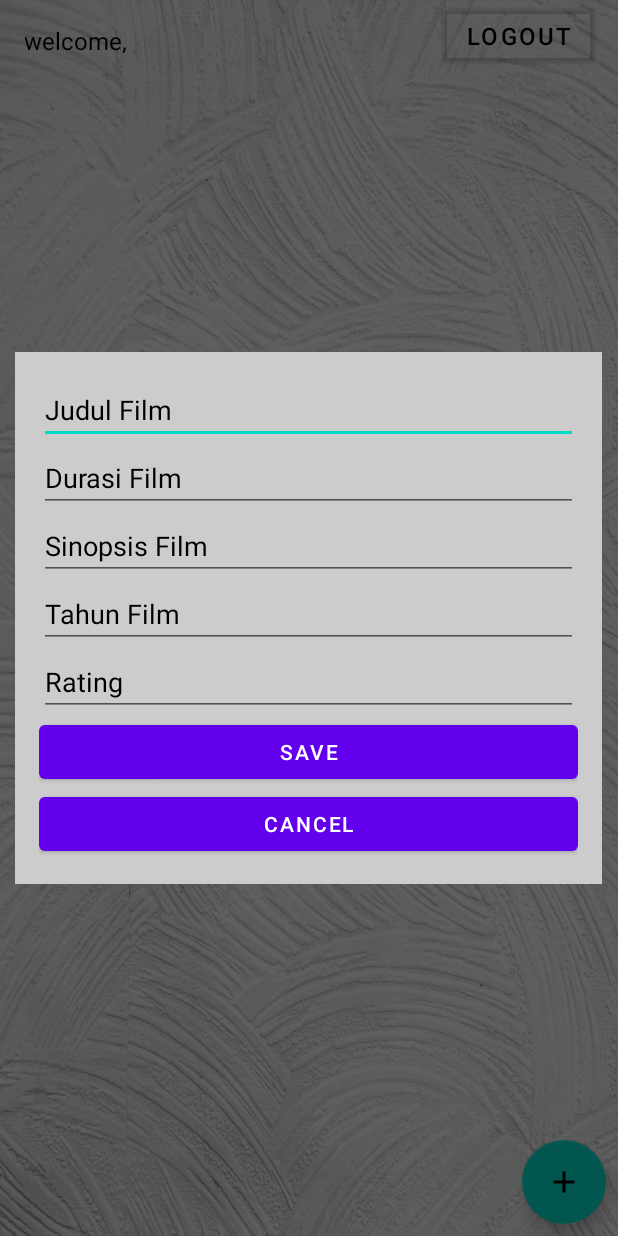
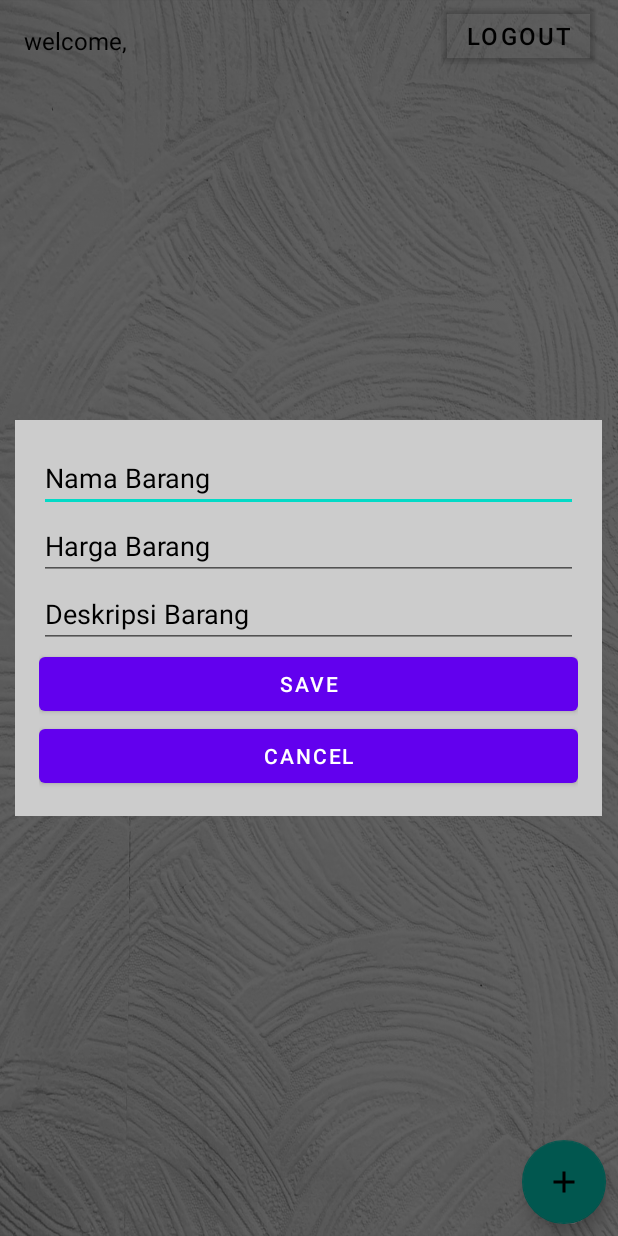
Before and after one commit to Farhan160200/MoviesChallenge4, an Android app: the HomeFragment screen opened through its navigation route, after a tap on an icon or button, on a phone screen of 412 x 824 dp. Run offline under Robolectric (Android 15) with nearby library versions, the phone set to English and light mode, and no system bars; our stand-ins replace Room's generated code.

Commit message:
final system new branch

```diff
--- a/app/src/main/java/com/farhanfarkaann/movieschallenge4/fragment/LoginFragment.kt
+++ b/app/src/main/java/com/farhanfarkaann/movieschallenge4/fragment/LoginFragment.kt
@@ -70,11 +70,6 @@ class LoginFragment : Fragment() {
                     pass2 != password -> {
                         binding.tfPassword.error = "Password  yang anda masukan salah."
                     }
-//                email.isEmpty() -> {
-//                Toast.makeText(context, "Harap Masukan Email", Toast.LENGTH_SHORT).show()
-//                } password.isEmpty() ->{
-//                Toast.makeText(context, "Harap Masukan Password", Toast.LENGTH_SHORT).show()
-//                }
                     else -> {
                         Toast.makeText(context, "Selamat Datang $username", Toast.LENGTH_SHORT)
                             .show()
--- a/app/src/main/java/com/farhanfarkaann/movieschallenge4/fragment/RegistFragment.kt
+++ b/app/src/main/java/com/farhanfarkaann/movieschallenge4/fragment/RegistFragment.kt
@@ -68,9 +68,6 @@ class RegistFragment : Fragment() {
                     editor.putString(CONFPASSWORD, confPassword)
                     editor.apply()
                     Toast.makeText(context, "Data Saved", Toast.LENGTH_SHORT).show()
-
-//                    val intentHomePage = Intent(this,MainActivity::class.java)
-//                    startActivity(intentHomePage)
                     findNavController().navigate(R.id.action_registFragment2_to_loginFragment)
 
                 }
--- a/app/src/main/java/com/farhanfarkaann/movieschallenge4/movies/MoviesAdapter.kt
+++ b/app/src/main/java/com/farhanfarkaann/movieschallenge4/hargapasar/HargaPasarAdapter.kt
@@ -1,17 +1,15 @@
-package com.farhanfarkaann.movieschallenge4.movies
+package com.farhanfarkaann.movieschallenge4.hargapasar
 
-import android.content.Intent
 import android.view.LayoutInflater
 import android.view.ViewGroup
 import androidx.recyclerview.widget.RecyclerView
 import com.farhanfarkaann.movieschallenge4.databinding.ActivityRecyclerBinding
-import com.farhanfarkaann.movieschallenge4.fragment.HomeFragment
 
-class MoviesAdapter(
-    private val listMovies: List<MoviesData>,
-    private val update: (MoviesData) -> Unit,
-    private val delete: (MoviesData) -> Unit
-) : RecyclerView.Adapter<MoviesAdapter.ViewHolder>() {
+class HargaPasarAdapter(
+    private val listMovies: List<HargaPasarData>,
+    private val update: (HargaPasarData) -> Unit,
+    private val delete: (HargaPasarData) -> Unit
+) : RecyclerView.Adapter<HargaPasarAdapter.ViewHolder>() {
     class ViewHolder(val itemViewBinding: ActivityRecyclerBinding) : RecyclerView.ViewHolder(itemViewBinding.root)
 
     override fun onCreateViewHolder(parent: ViewGroup, viewType: Int): ViewHolder {
@@ -26,11 +24,11 @@ class MoviesAdapter(
 
     override fun onBindViewHolder(holder: ViewHolder, position: Int) {
         holder.itemViewBinding.apply {
-            tvJudul.text = listMovies[position].judul
-            tvDurasi.text = listMovies[position].durasi.toString() + " Menit"
-            tvSinopsis.text = listMovies[position].sinopsis
-            tvTahun.text = listMovies[position].tahun.toString()
-            tvRating.text = listMovies[position].rating.toString() + " IMDb"
+            tvJudul.text = listMovies[position].nama
+            tvDurasi.text = "Rp " + listMovies[position].harga.toString()
+            tvSinopsis.text = listMovies[position].deskripsi
+//            tvTahun.text = listMovies[position].tahun.toString()
+//            tvRating.text = listMovies[position].rating.toString() + " IMDb"
 
 
             ivEdit.setOnClickListener {
--- /dev/null
+++ b/app/src/main/java/com/farhanfarkaann/movieschallenge4/room/HargaPasarDao.kt
@@ -0,0 +1,19 @@
+package com.farhanfarkaann.movieschallenge4.room
+
+import androidx.room.*
+import com.farhanfarkaann.movieschallenge4.hargapasar.HargaPasarData
+
+@Dao
+interface HargaPasarDao {
+    @Query("SELECT * FROM HargaPasarData")
+    fun getAllStudent(): List<HargaPasarData>
+
+    @Insert(onConflict = OnConflictStrategy.REPLACE)
+    fun insertStudent(hargaPasarData: HargaPasarData):Long
+
+    @Update
+    fun updateStudent(hargaPasarData: HargaPasarData):Int
+
+    @Delete
+    fun deleteStudent(hargaPasarData: HargaPasarData):Int
+}
--- /dev/null
+++ b/app/src/main/java/com/farhanfarkaann/movieschallenge4/room/HargaPasarDatabase.kt
@@ -0,0 +1,31 @@
+package com.farhanfarkaann.movieschallenge4.room
+
+import android.content.Context
+import androidx.room.Database
+import androidx.room.Room
+import androidx.room.RoomDatabase
+import com.farhanfarkaann.movieschallenge4.hargapasar.HargaPasarData
+
+@Database(entities = [HargaPasarData::class], version = 1)
+abstract  class HargaPasarDatabase : RoomDatabase() {
+    abstract fun moviesDao(): HargaPasarDao
+
+    companion object{
+        private var INSTANCE: HargaPasarDatabase? = null
+
+        fun getInstance(context: Context): HargaPasarDatabase? {
+            if(INSTANCE == null){
+                synchronized(HargaPasarDatabase::class){
+                    INSTANCE = Room.databaseBuilder(context.applicationContext,
+                        HargaPasarDatabase::class.java,"HargaPasar.db").build()
+                }
+            }
+            return INSTANCE
+        }
+
+        fun destroyInstance(){
+            INSTANCE = null
+        }
+    }
+
+}
--- a/app/src/main/java/com/farhanfarkaann/movieschallenge4/room/MoviesDao.kt
+++ /dev/null
@@ -1,19 +0,0 @@
-package com.farhanfarkaann.movieschallenge4.room
-
-import androidx.room.*
-import com.farhanfarkaann.movieschallenge4.movies.MoviesData
-
-@Dao
-interface MoviesDao {
-    @Query("SELECT * FROM moviesdata")
-    fun getAllStudent(): List<MoviesData>
-
-    @Insert(onConflict = OnConflictStrategy.REPLACE)
-    fun insertStudent(moviesData: MoviesData):Long
-
-    @Update
-    fun updateStudent(moviesData: MoviesData):Int
-
-    @Delete
-    fun deleteStudent(moviesData: MoviesData):Int
-}
--- a/app/src/main/java/com/farhanfarkaann/movieschallenge4/room/MoviesDatabase.kt
+++ /dev/null
@@ -1,31 +0,0 @@
-package com.farhanfarkaann.movieschallenge4.room
-
-import android.content.Context
-import androidx.room.Database
-import androidx.room.Room
-import androidx.room.RoomDatabase
-import com.farhanfarkaann.movieschallenge4.movies.MoviesData
-
-@Database(entities = [MoviesData::class], version = 1)
-abstract  class MoviesDatabase : RoomDatabase() {
-    abstract fun moviesDao(): MoviesDao
-
-    companion object{
-        private var INSTANCE: MoviesDatabase? = null
-
-        fun getInstance(context: Context): MoviesDatabase? {
-            if(INSTANCE == null){
-                synchronized(MoviesDatabase::class){
-                    INSTANCE = Room.databaseBuilder(context.applicationContext,
-                        MoviesDatabase::class.java,"MoviesCoba.db").build()
-                }
-            }
-            return INSTANCE
-        }
-
-        fun destroyInstance(){
-            INSTANCE = null
-        }
-    }
-
-}
--- a/app/src/main/res/layout/activity_add.xml
+++ b/app/src/main/res/layout/activity_add.xml
@@ -7,35 +7,35 @@
     android:layout_height="match_parent">
 
     <EditText
-        android:hint="@string/judul_film"
+        android:hint="Nama Barang"
         android:id="@+id/et_judul"
         android:textColorHint="@color/black"
         android:layout_width="match_parent"
         android:layout_height="wrap_content" />
     <EditText
-        android:hint="@string/durasi_film"
+        android:hint="Harga Barang"
         android:textColorHint="@color/black"
         android:id="@+id/et_durasi"
         android:layout_width="match_parent"
         android:layout_height="wrap_content" />
     <EditText
-        android:hint="@string/sinopsis_film"
+        android:hint="Deskripsi Barang"
         android:textColorHint="@color/black"
         android:id="@+id/et_sinopsis"
         android:layout_width="match_parent"
         android:layout_height="wrap_content" />
-    <EditText
-        android:hint="@string/tahun_film"
-        android:id="@+id/et_tahun"
-        android:textColorHint="@color/black"
-        android:layout_width="match_parent"
-        android:layout_height="wrap_content" />
-    <EditText
-        android:hint="@string/rating"
-        android:id="@+id/et_rating"
-        android:textColorHint="@color/black"
-        android:layout_width="match_parent"
-        android:layout_height="wrap_content" />
+<!--    <EditText-->
+<!--        android:hint="@string/tahun_film"-->
+<!--        android:id="@+id/et_tahun"-->
+<!--        android:textColorHint="@color/black"-->
+<!--        android:layout_width="match_parent"-->
+<!--        android:layout_height="wrap_content" />-->
+<!--    <EditText-->
+<!--        android:hint="@string/rating"-->
+<!--        android:id="@+id/et_rating"-->
+<!--        android:textColorHint="@color/black"-->
+<!--        android:layout_width="match_parent"-->
+<!--        android:layout_height="wrap_content" />-->
 
     <Button
         android:id="@+id/btnSave"
```
Also changed, not shown: app/src/main/java/com/farhanfarkaann/movieschallenge4/fragment/HomeFragment.kt (+23 -34 lines), app/src/main/java/com/farhanfarkaann/movieschallenge4/hargapasar/HargaPasarData.kt (added, +19 -0 lines), app/src/main/java/com/farhanfarkaann/movieschallenge4/movies/MoviesData.kt (deleted, +0 -19 lines), app/src/main/res/layout/activity_edit.xml (+5 -14 lines), app/src/main/res/layout/activity_recycler.xml (+9 -60 lines).
